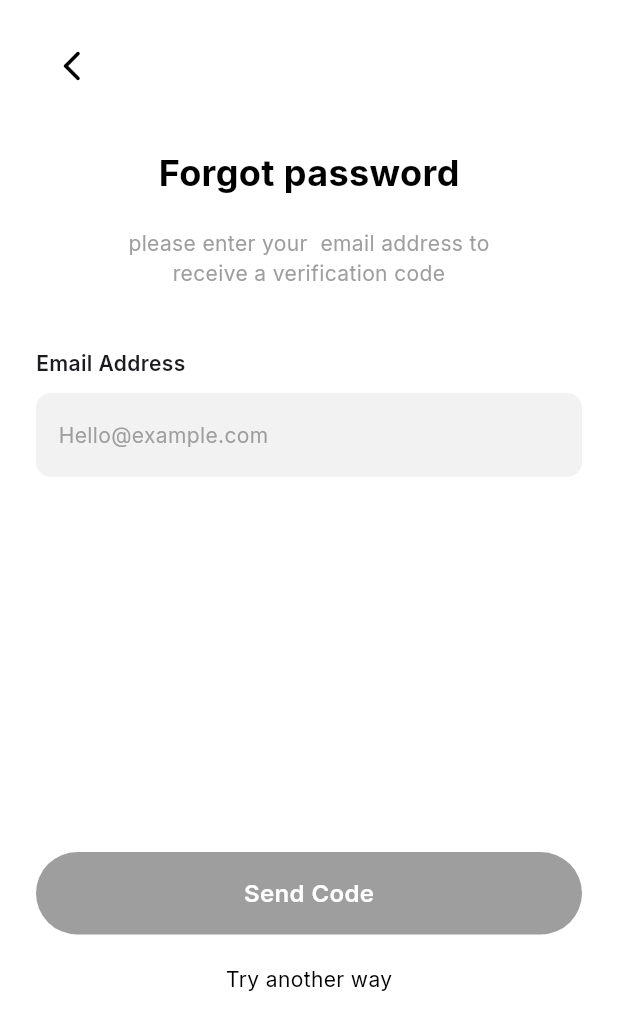
After one commit to ShenaliMendis/AI-Tutor, a Flutter app: the ForgotPasswordScreen screen opened directly, on a phone screen of 412 x 824 dp. The commit adds this screen. Shown: the top 1030 px of the screen. Run offline on Flutter 3.47's test engine with Material 3 defaults, Android fonts, the phone set to English and light mode, and no system bars; our stand-ins replace google_fonts, lucide_icons.

Commit message:
forget password page

```diff
--- /dev/null
+++ b/ai_tutor/lib/auth/forgetpassword.dart
@@ -0,0 +1,111 @@
+import 'package:flutter/material.dart';
+import 'package:google_fonts/google_fonts.dart';
+
+void main() {
+  runApp(MaterialApp(
+    debugShowCheckedModeBanner: false,
+    home: ForgotPasswordScreen(),
+  ));
+}
+
+class ForgotPasswordScreen extends StatelessWidget {
+  @override
+  Widget build(BuildContext context) {
+    return Scaffold(
+      backgroundColor: Colors.white, // Full white background
+      body: SafeArea(
+        child: SingleChildScrollView(
+          padding: const EdgeInsets.symmetric(horizontal: 24, vertical: 20),
+          child: Column(
+            crossAxisAlignment: CrossAxisAlignment.start,
+            children: [
+              IconButton(
+                icon: const Icon(Icons.arrow_back_ios_new_rounded),
+                onPressed: () {},
+                padding: const EdgeInsets.all(0),
+                constraints: const BoxConstraints(),
+                iconSize: 24,
+                color: Colors.black,
+              ),
+              const SizedBox(height: 30),
+              Center(
+                child: Text(
+                  "Forgot password",
+                  style: GoogleFonts.inter(
+                    fontSize: 24,
+                    fontWeight: FontWeight.w700,
+                    color: Colors.black,
+                  ),
+                ),
+              ),
+              const SizedBox(height: 20),
+              Center(
+                child: Text(
+                  "please enter your  email address to\nreceive a verification code",
+                  textAlign: TextAlign.center,
+                  style: GoogleFonts.inter(
+                    fontSize: 14,
+                    color: Colors.grey,
+                  ),
+                ),
+              ),
+              const SizedBox(height: 40),
+              Text(
+                "Email Address",
+                style: GoogleFonts.inter(
+                  fontWeight: FontWeight.w600,
+                  fontSize: 14,
+                ),
+              ),
+              const SizedBox(height: 10),
+              Container(
+                width: double.infinity,
+                padding: const EdgeInsets.symmetric(horizontal: 15, vertical: 18),
+                decoration: BoxDecoration(
+                  color: const Color(0xFFF2F2F2),
+                  borderRadius: BorderRadius.circular(10),
+                ),
+                child: Text(
+                  "Hello@example.com",
+                  style: GoogleFonts.inter(
+                    fontSize: 14,
+                    color: Colors.grey,
+                  ),
+                ),
+              ),
+              const SizedBox(height: 250), // To enable scroll on smaller devices
+              Container(
+                width: double.infinity,
+                height: 55,
+                decoration: BoxDecoration(
+                  color: Colors.grey,
+                  borderRadius: BorderRadius.circular(30),
+                ),
+                alignment: Alignment.center,
+                child: Text(
+                  "Send Code",
+                  style: GoogleFonts.inter(
+                    fontSize: 16,
+                    fontWeight: FontWeight.w600,
+                    color: Colors.white,
+                  ),
+                ),
+              ),
+              const SizedBox(height: 20),
+              Center(
+                child: Text(
+                  "Try another way",
+                  style: GoogleFonts.inter(
+                    fontSize: 14,
+                    color: Colors.black,
+                  ),
+                ),
+              ),
+              const SizedBox(height: 20),
+            ],
+          ),
+        ),
+      ),
+    );
+  }
+}
--- a/ai_tutor/lib/auth/login.dart
+++ b/ai_tutor/lib/auth/login.dart
@@ -83,7 +83,7 @@ class LoginPage extends StatelessWidget {
                       child: const TextField(
                         obscureText: true,
                         decoration: InputDecoration(
-                          hintText: "************",
+                          hintText: "",
                           border: InputBorder.none,
                           suffixIcon: Icon(Icons.visibility_off),
                         ),
@@ -161,7 +161,7 @@ class LoginPage extends StatelessWidget {
                               text: "Sign Up",
                               style: GoogleFonts.poppins(
                                 fontWeight: FontWeight.bold,
-                                color: Colors.black,
+                                color: const Color.fromARGB(255, 95, 78, 78),
                               ),
                             ),
                           ],
```
Also changed, not shown: 1 other file.
